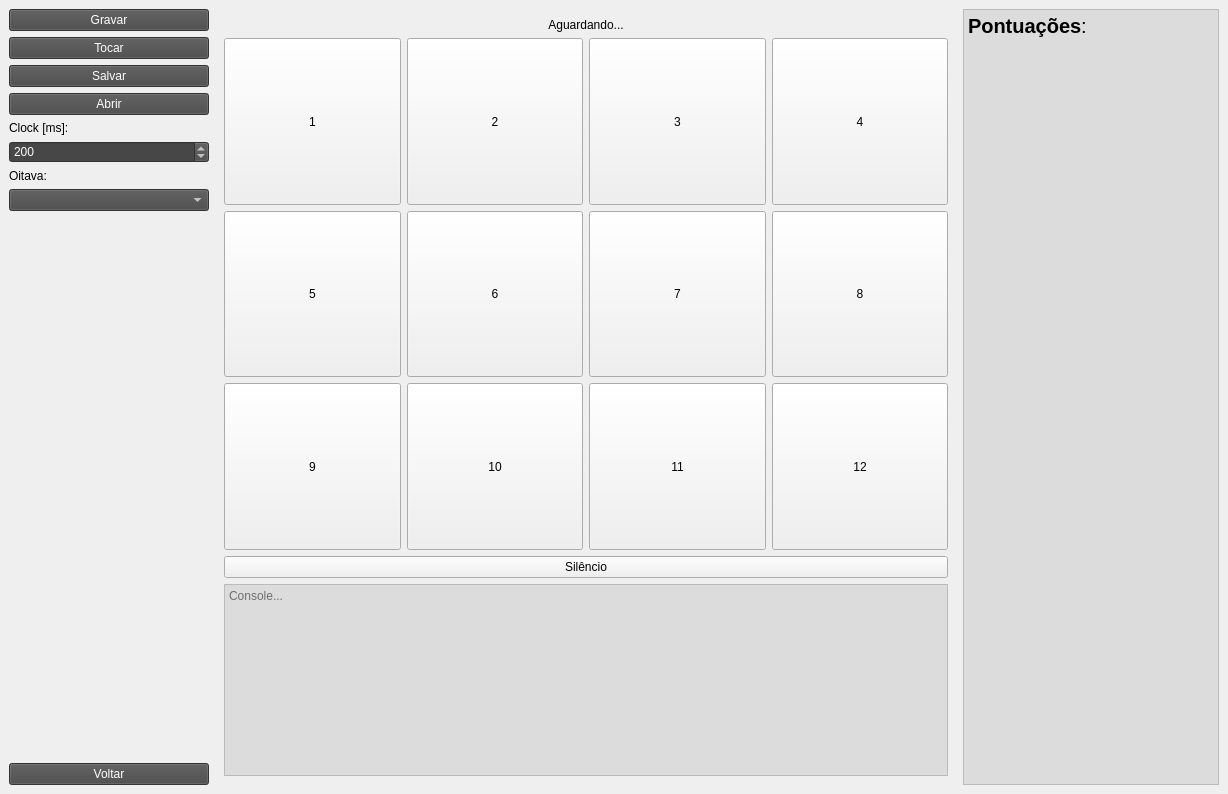
First picture: the form in mainwindow.ui, repository BurtBR/GeniUT, before the edit.
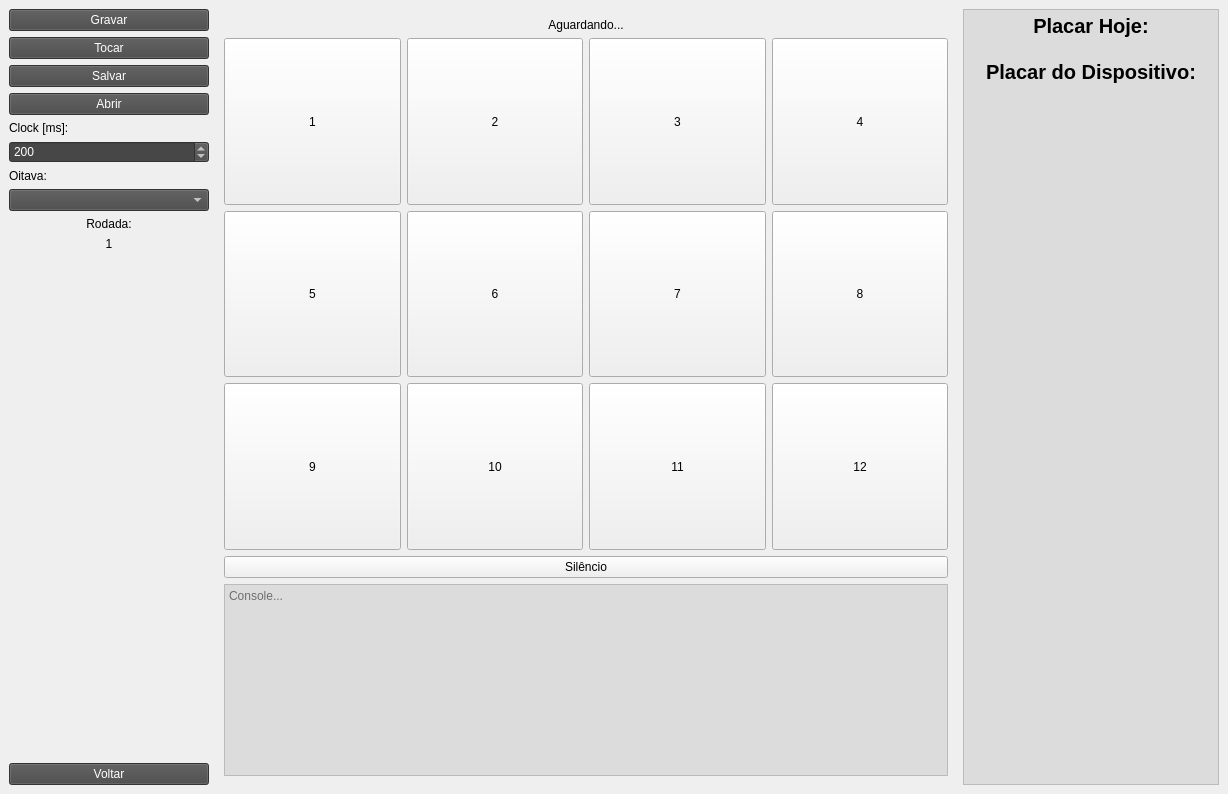
Second picture: the form after the edit. Icons and pictures are not drawn.

Diff of the .ui file:
```diff
--- a/mainwindow.ui
+++ b/mainwindow.ui
@@ -30,6 +30,10 @@
 	font: 20pt &quot;Consolas&quot;;
 	color: rgb(0, 0, 0);
 }
+#labelRound{
+	font: 50pt &quot;Consolas&quot;;
+	color: rgb(0, 0, 0);
+}
 
 QPushButton::enabled{
 	font: 20pt &quot;Source Code Pro&quot;;
@@ -147,6 +151,26 @@
       <item>
        <widget class="QComboBox" name="comboOctave"/>
       </item>
+      <item>
+       <widget class="QLabel" name="labelRoundLabel">
+        <property name="text">
+         <string>Rodada:</string>
+        </property>
+        <property name="alignment">
+         <set>Qt::AlignmentFlag::AlignCenter</set>
+        </property>
+       </widget>
+      </item>
+      <item>
+       <widget class="QLabel" name="labelRound">
+        <property name="text">
+         <string>1</string>
+        </property>
+        <property name="alignment">
+         <set>Qt::AlignmentFlag::AlignCenter</set>
+        </property>
+       </widget>
+      </item>
       <item>
        <spacer name="verticalSpacer">
         <property name="orientation">
@@ -428,7 +452,7 @@
 li.unchecked::marker { content: &quot;\2610&quot;; }
 li.checked::marker { content: &quot;\2612&quot;; }
 &lt;/style&gt;&lt;/head&gt;&lt;body style=&quot; font-family:'Consolas'; font-size:15pt; font-weight:400; font-style:normal;&quot;&gt;
-&lt;p style=&quot; margin-top:0px; margin-bottom:0px; margin-left:0px; margin-right:0px; -qt-block-indent:0; text-indent:0px;&quot;&gt;&lt;span style=&quot; font-weight:700;&quot;&gt;Pontuações&lt;/span&gt;:&lt;/p&gt;&lt;/body&gt;&lt;/html&gt;</string>
+&lt;p align=&quot;center&quot; style=&quot; margin-top:10px; margin-bottom:10px; margin-left:0px; margin-right:0px; -qt-block-indent:0; text-indent:0px;&quot;&gt;&lt;span style=&quot; font-family:'Courier New'; font-weight:700;&quot;&gt;Placar Hoje:&lt;/span&gt;&lt;span style=&quot; font-family:'Courier New';&quot;&gt;&lt;br /&gt;&lt;br /&gt;&lt;/span&gt;&lt;span style=&quot; font-family:'Courier New'; font-weight:700;&quot;&gt;Placar do Dispositivo:&lt;/span&gt;&lt;/p&gt;&lt;/body&gt;&lt;/html&gt;</string>
         </property>
         <property name="textInteractionFlags">
          <set>Qt::TextInteractionFlag::TextSelectableByKeyboard|Qt::TextInteractionFlag::TextSelectableByMouse</set>
```
Left out of the diff: 13 changed lines with no effect on the pictures.
